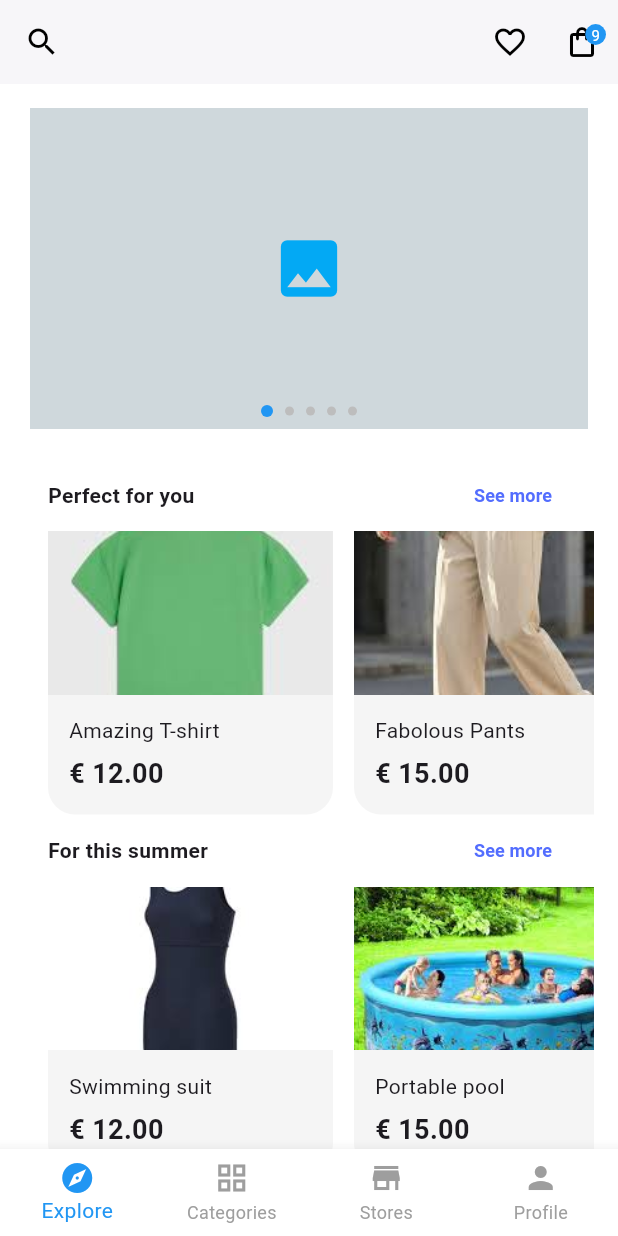
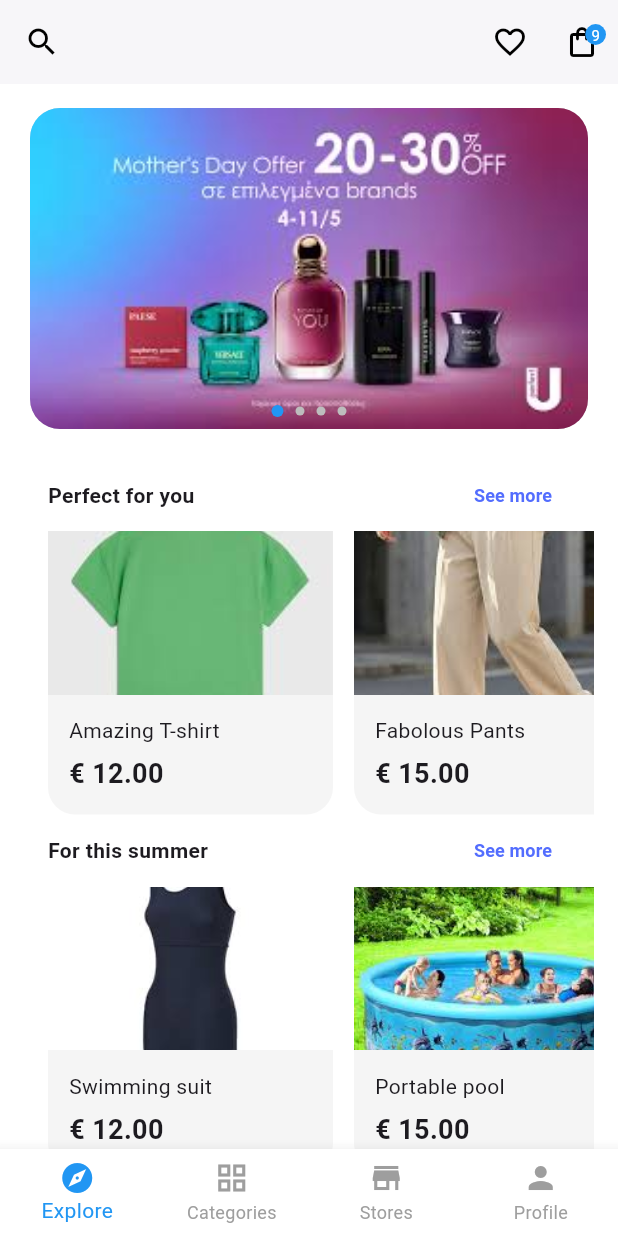
Before and after one commit to davidguerragt/xpapp, a Flutter app: the screen it shows after launch, on a phone screen of 412 x 824 dp. Run offline on Flutter 3.47's test engine with Material 3 defaults, Android fonts, the phone set to English and light mode, and no system bars; our stand-ins replace flutter_riverpod, freezed_annotation, go_router.

Commit message:
feat(xpapp): Agrega despliegue de imágenes de secciones en el banner deslizable superior

```diff
--- a/lib/features/ecommerce/data/repositories/get_sections_repository_impl.dart
+++ b/lib/features/ecommerce/data/repositories/get_sections_repository_impl.dart
@@ -15,8 +15,8 @@ class GetSectionsRepositoryImpl implements GetSectionsRepository {
           (section) => SectionEntity(
             id: section['id'].toString(),
             title: section['name'] as String,
-            description: '',
-            image: '',
+            description: section['description'] as String,
+            image: section['image'] as String,
           ),
         )
         .toList();
--- a/lib/features/ecommerce/presentation/states/home_notifier.dart
+++ b/lib/features/ecommerce/presentation/states/home_notifier.dart
@@ -3,7 +3,6 @@ import 'package:xpapp/features/ecommerce/data/data_sources/get_products_data_sou
 import 'package:xpapp/features/ecommerce/data/data_sources/get_sections_data_source.dart';
 import 'package:xpapp/features/ecommerce/data/repositories/get_products_repository_impl.dart';
 import 'package:xpapp/features/ecommerce/data/repositories/get_sections_repository_impl.dart';
-import 'package:xpapp/features/ecommerce/domain/entities/product_entity.dart';
 import 'package:xpapp/features/ecommerce/domain/entities/section_entity.dart';
 import 'package:xpapp/features/ecommerce/domain/use_cases/get_productos_use_case.dart';
 import 'package:xpapp/features/ecommerce/domain/use_cases/get_sections_use_case.dart';
--- a/lib/features/ecommerce/presentation/views/home_view.dart
+++ b/lib/features/ecommerce/presentation/views/home_view.dart
@@ -2,7 +2,6 @@ import 'package:flutter/material.dart';
 import 'package:flutter_riverpod/flutter_riverpod.dart';
 import 'package:xpapp/core/navigation/router.dart';
 import 'package:xpapp/features/ecommerce/domain/entities/product_entity.dart';
-import 'package:xpapp/features/ecommerce/domain/entities/section_entity.dart';
 import 'package:xpapp/features/ecommerce/presentation/states/home_notifier.dart';
 import 'package:xpapp/features/ecommerce/presentation/widgets/appbar_widgets.dart';
 
@@ -40,6 +39,8 @@ class _MainCarrouselSection extends ConsumerWidget {
   @override
   Widget build(BuildContext context, WidgetRef ref) {
     final currentBanner = ref.watch(bannerProvider);
+    final homeState = ref.watch(homeProvider);
+    final sections = homeState.sections;
 
     return Stack(
       alignment: Alignment.center,
@@ -47,16 +48,28 @@ class _MainCarrouselSection extends ConsumerWidget {
         SizedBox(
           height: 214,
           child: PageView.builder(
-            itemCount: 5,
+            itemCount: sections.isNotEmpty ? sections.length : 1,
             onPageChanged: (index) {
               ref.read(bannerProvider.notifier).state = index;
             },
             itemBuilder: (context, index) {
+              final section = sections.isNotEmpty ? sections[index] : null;
+              final imageAsset = section != null && section.image.isNotEmpty
+                  ? section.image
+                  : 'assets/placeholder.png';
+
               return Container(
                 margin: const EdgeInsets.symmetric(horizontal: 4),
-                color: Colors.blueGrey.shade100,
-                child: const Center(
-                  child: Icon(Icons.image, size: 50, color: Colors.lightBlue),
+                decoration: BoxDecoration(
+                  color: Colors.blueGrey.shade100,
+                  borderRadius: BorderRadius.circular(20),
+                ),
+                clipBehavior: Clip.antiAlias,
+                child: Image.asset(
+                  imageAsset,
+                  fit: BoxFit.cover,
+                  width: double.infinity,
+                  height: double.infinity,
                 ),
               );
             },
@@ -69,7 +82,7 @@ class _MainCarrouselSection extends ConsumerWidget {
           child: Row(
             mainAxisAlignment: MainAxisAlignment.center,
             children: List.generate(
-              5,
+              sections.isNotEmpty ? sections.length : 1,
               (index) => Container(
                 margin: const EdgeInsets.symmetric(horizontal: 4),
                 width: currentBanner == index ? 8 : 6,
```
Also changed, not shown: lib/core/navigation/assets.dart (+10 -0 lines), lib/features/ecommerce/data/data_sources/get_sections_data_source.dart (+26 -4 lines).
